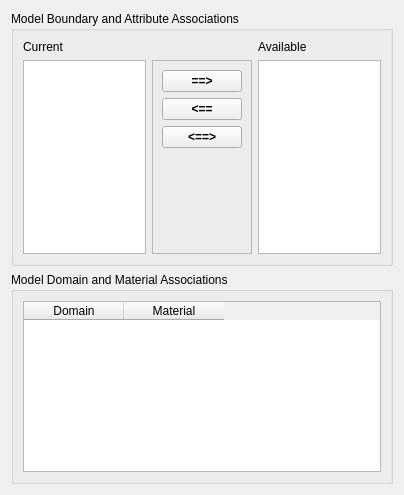
This is smtk/extension/qt/qtAttributeAssociation.ui in Kitware/SMTK as Qt 5 draws it before an edit. The edited form follows.
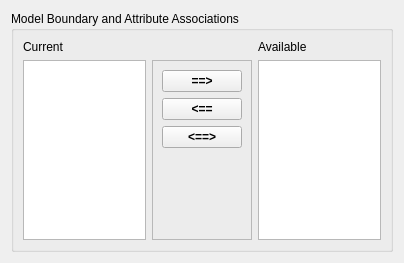
This is the edited form.

Commit message:
ENH: Changing Association Widget to use Resource Link System
- Also made ReferenceItemDefinition's setRole method protected and made Definiiton a friend so it could use it
- Updated qtModelEntityAttributeView to also use the Resource Link System
- Added attributes() methods to both attribute::Resource and attribute::definition to return attributes asscoiated with a persistent object

```diff
--- a/smtk/extension/qt/qtAttributeAssociation.ui
+++ b/smtk/extension/qt/qtAttributeAssociation.ui
@@ -7,7 +7,7 @@
     <x>0</x>
     <y>0</y>
     <width>404</width>
-    <height>495</height>
+    <height>263</height>
    </rect>
   </property>
   <property name="windowTitle">
@@ -108,29 +108,6 @@
      </layout>
     </widget>
    </item>
-   <item>
-    <widget class="QGroupBox" name="domainGroup">
-     <property name="title">
-      <string>Model Domain and Material Associations</string>
-     </property>
-     <layout class="QVBoxLayout" name="verticalLayout_2">
-      <item>
-       <widget class="QTableWidget" name="DomainMaterialTable">
-        <column>
-         <property name="text">
-          <string>Domain</string>
-         </property>
-        </column>
-        <column>
-         <property name="text">
-          <string>Material</string>
-         </property>
-        </column>
-       </widget>
-      </item>
-     </layout>
-    </widget>
-   </item>
   </layout>
  </widget>
  <resources/>
```
The commit also changes 19 other files.
